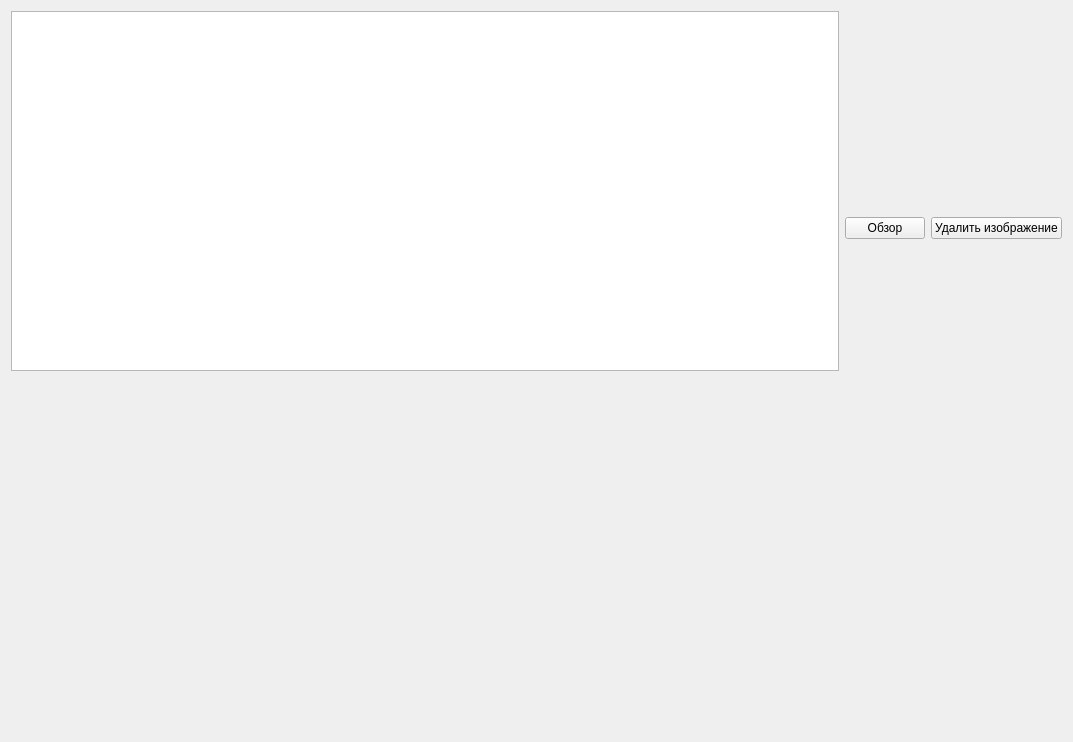
The window that formpos.ui (Sergeyego/el_sert) describes before a commit, drawn with Qt 5.
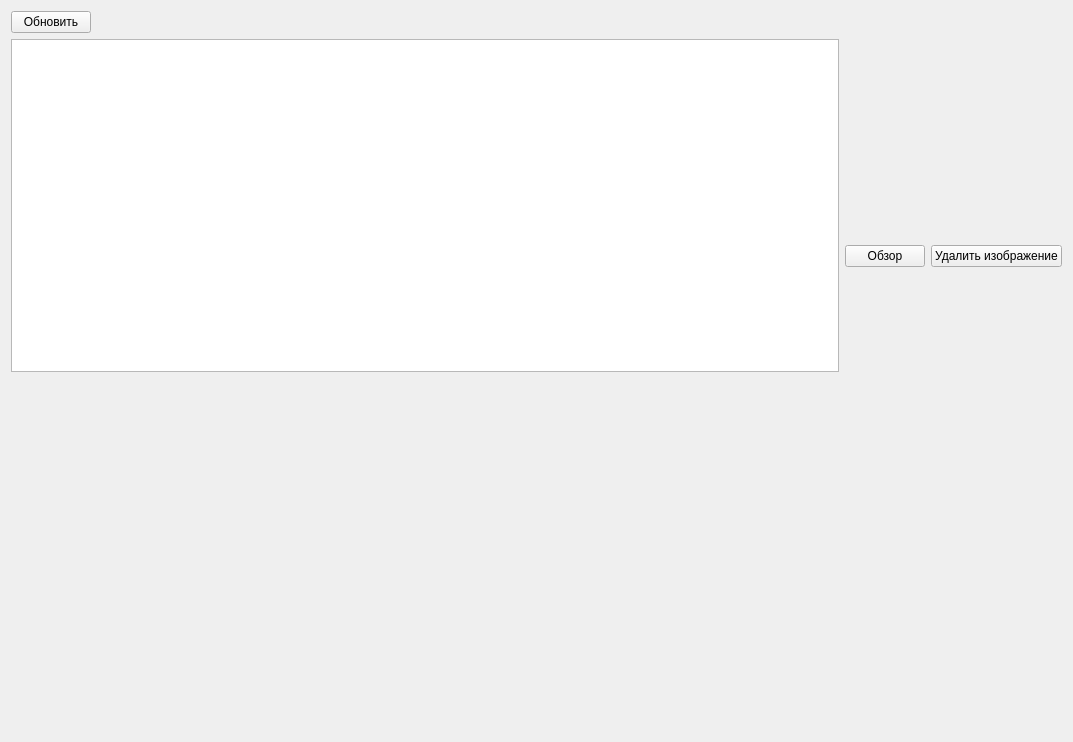
The same window after the commit. Custom widgets are drawn as their Qt base class.

What changed in the file:
```diff
--- a/formpos.ui
+++ b/formpos.ui
@@ -14,6 +14,19 @@
    <string>Form</string>
   </property>
   <layout class="QVBoxLayout" name="verticalLayout_2">
+   <item>
+    <widget class="QPushButton" name="pushButtonUpd">
+     <property name="sizePolicy">
+      <sizepolicy hsizetype="Maximum" vsizetype="Fixed">
+       <horstretch>0</horstretch>
+       <verstretch>0</verstretch>
+      </sizepolicy>
+     </property>
+     <property name="text">
+      <string>Обновить</string>
+     </property>
+    </widget>
+   </item>
    <item>
     <layout class="QHBoxLayout" name="horizontalLayout_2">
      <item>
```
